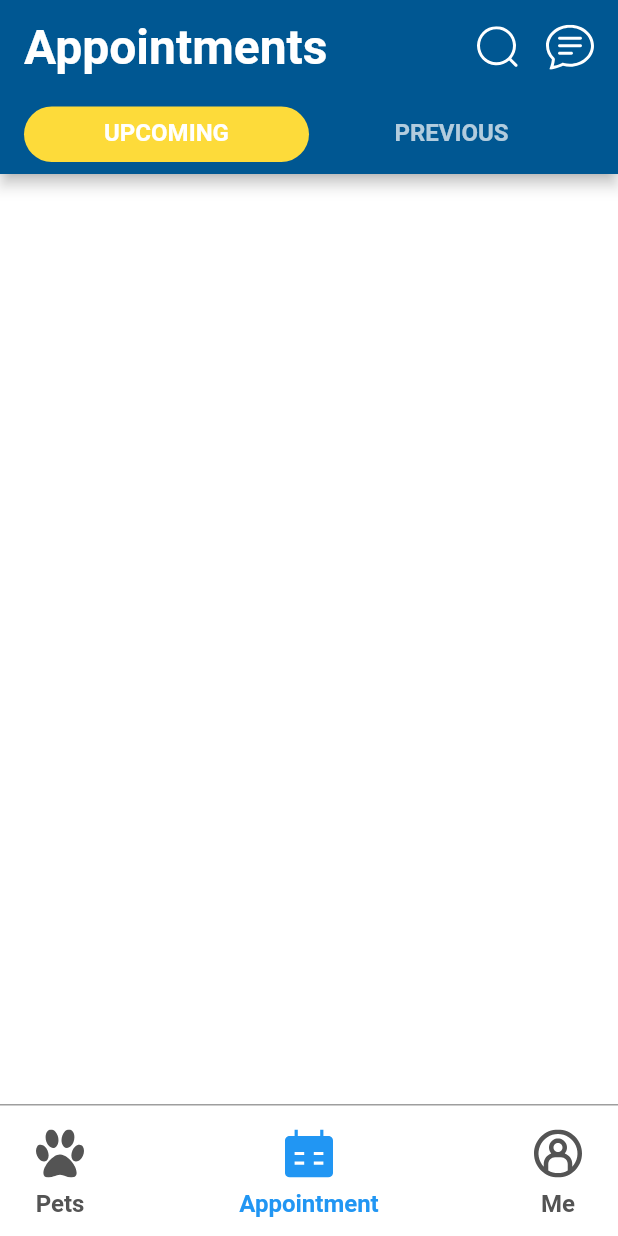
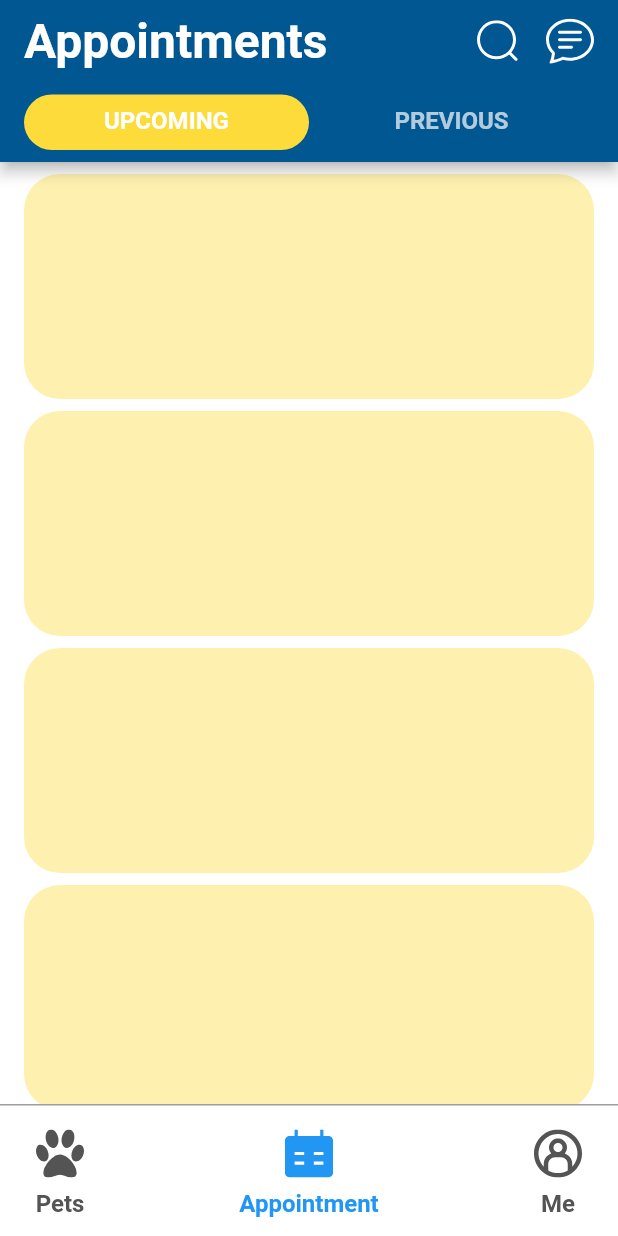
Before and after one commit to akosijho/flutter_optipets, a Flutter app: the screen it shows after launch, on a phone screen of 412 x 824 dp. Run offline on Flutter 3.47's test engine with Material 2 defaults, Android fonts, the phone set to English and light mode, and no system bars; our stand-ins replace flutter_svg, get, stacked; Roboto replaces fonts that are missing (SF-Pro).

Commit message:
Add appointment item card.

```diff
--- /dev/null
+++ b/lib/views/appointment_screen/appoinment_list.dart
@@ -0,0 +1,21 @@
+import 'package:flutter/material.dart';
+import 'package:flutter/src/foundation/key.dart';
+import 'package:flutter/src/widgets/framework.dart';
+import 'package:flutter_optipets/views/application/application_view_model.dart';
+import 'package:flutter_optipets/views/appointment_screen/appointment_item.dart';
+import 'package:flutter_optipets/views/appointment_screen/appointments_screen_view_model.dart';
+import 'package:stacked/stacked.dart';
+
+class AppointmentList extends ViewModelWidget<AppointmentViewModel> {
+  const AppointmentList({Key? key}) : super(key: key);
+
+  @override
+  Widget build(BuildContext context, AppointmentViewModel viewModel) {
+    return ListView.separated(
+      padding: const EdgeInsets.symmetric(horizontal: 16, vertical: 8),
+      itemCount: 10,
+      itemBuilder: (BuildContext context, int index) => const AppointmentItem(),
+      separatorBuilder: (BuildContext context, int index) => const SizedBox(height: 8,),
+    );
+  }
+}
--- /dev/null
+++ b/lib/views/appointment_screen/appointment_item.dart
@@ -0,0 +1,22 @@
+import 'package:flutter/material.dart';
+import 'package:flutter/src/foundation/key.dart';
+import 'package:flutter/src/widgets/framework.dart';
+import 'package:flutter_optipets/views/appointment_screen/appointments_screen_view_model.dart';
+import 'package:stacked/stacked.dart';
+
+class AppointmentItem extends ViewModelWidget<AppointmentViewModel>{
+  const AppointmentItem({Key? key}) : super(key: key);
+
+  @override
+  Widget build(BuildContext context, AppointmentViewModel viewModel) {
+    return Container(
+      height: 150,
+      decoration: BoxDecoration(
+        shape: BoxShape.rectangle,
+        color: viewModel.cardColors[viewModel.selectRandomColor()],
+        borderRadius: BorderRadius.circular(24),
+      ),
+    );
+  }
+
+}
--- a/lib/views/appointment_screen/appointment_view.dart
+++ b/lib/views/appointment_screen/appointment_view.dart
@@ -1,4 +1,5 @@
 import 'package:flutter/material.dart';
+import 'package:flutter_optipets/views/appointment_screen/appoinment_list.dart';
 import 'package:flutter_optipets/views/appointment_screen/appointments_screen_view_model.dart';
 import 'package:flutter_optipets/views/widgets/bottom_appbar.dart';
 import 'package:flutter_optipets/views/widgets/top_appbar.dart';
@@ -16,7 +17,11 @@ class AppointmentView extends StatelessWidget {
           length: viewModel.tabs.length,
           child: Scaffold(
             backgroundColor: Theme.of(context).scaffoldBackgroundColor,
-            appBar: myAppBar("Appointments", tabs: viewModel.tabs),
+            appBar: myAppBar("Appointments", tabs: viewModel.tabs, isAppointment: true),
+            body:  const TabBarView(children: [
+              AppointmentList(),
+              AppointmentList(),
+            ],),
             bottomNavigationBar: const MyBottomAppBar(
               isAppointment: true,
             ),
--- a/lib/views/appointment_screen/appointments_screen_view_model.dart
+++ b/lib/views/appointment_screen/appointments_screen_view_model.dart
@@ -1,20 +1,40 @@
+import 'dart:math';
+
 import 'package:flutter/material.dart';
 
 class AppointmentViewModel extends ChangeNotifier {
   final List<Widget> tabs = [
     const Padding(
       padding: EdgeInsets.all(8.0),
-      child: Center(child: Text('UPCOMING',style: TextStyle(
-        fontSize: 16,
-        fontWeight: FontWeight.w700,
-      ),)),
+      child: Center(
+          child: Text(
+        'UPCOMING',
+        style: TextStyle(
+          fontSize: 16,
+          fontWeight: FontWeight.w700,
+        ),
+      )),
     ),
-     const Padding(
+    const Padding(
       padding: EdgeInsets.all(8.0),
-      child: Center(child: Text('PREVIOUS',style: TextStyle(
-        fontSize: 16,
-        fontWeight: FontWeight.w700,
-      ),)),
+      child: Center(
+          child: Text(
+        'PREVIOUS',
+        style: TextStyle(
+          fontSize: 16,
+          fontWeight: FontWeight.w700,
+        ),
+      )),
     ),
   ];
+
+  final List<Color> cardColors = [
+    const Color(0xff21ABA5).withOpacity(0.4),
+    const Color(0xffFDDB3A).withOpacity(0.4),
+    const Color(0xff29DE92).withOpacity(0.4),
+  ];
+
+  int selectRandomColor() {
+    return Random().nextInt(cardColors.length);
+  }
 }
--- a/lib/views/widgets/top_appbar.dart
+++ b/lib/views/widgets/top_appbar.dart
@@ -6,9 +6,10 @@ import 'package:get/get.dart';
 AppBar myAppBar(
   String title, {
   List<Widget>? tabs,
+  bool? isAppointment
 }) {
   return AppBar(
-      toolbarHeight: title == "Appointments" ? 68 : 60,
+      toolbarHeight: 60,
       title: Text(
         title,
         style: Theme.of(Get.context!).textTheme.headline2,
@@ -31,7 +32,7 @@ AppBar myAppBar(
           ),
         ),
       ],
-      bottom: title != "Appointments" ? null : myTabBar(tabs));
+      bottom: isAppointment != null ? myTabBar(tabs) : null);
 }
 
 TabBar myTabBar(
```
